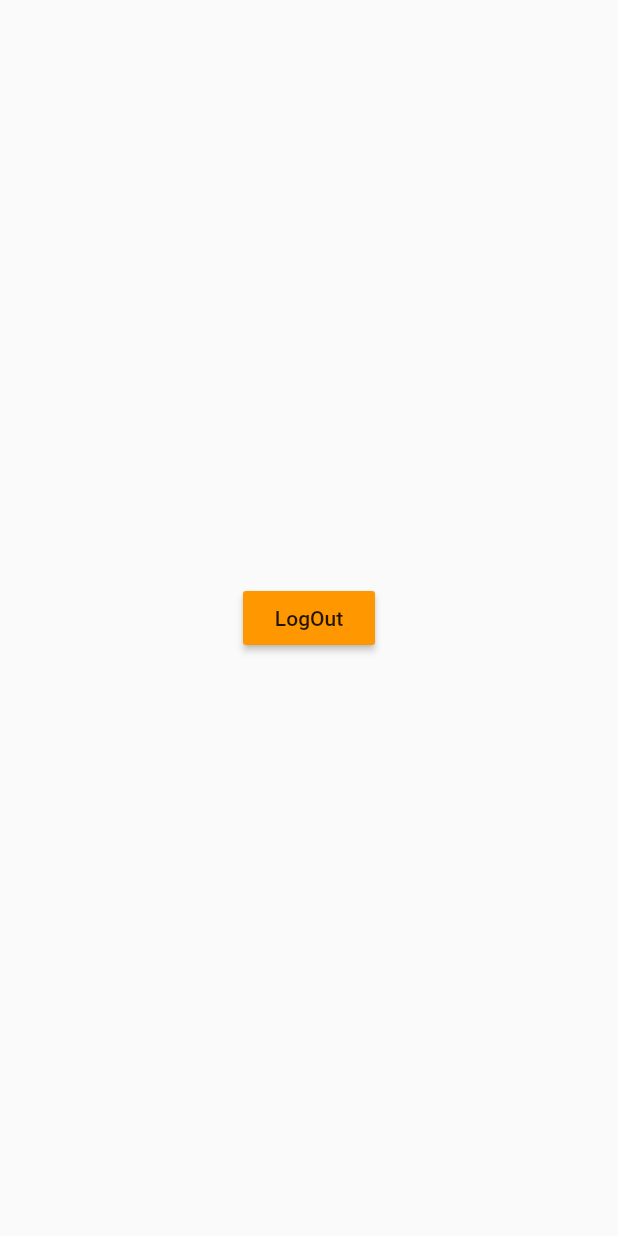
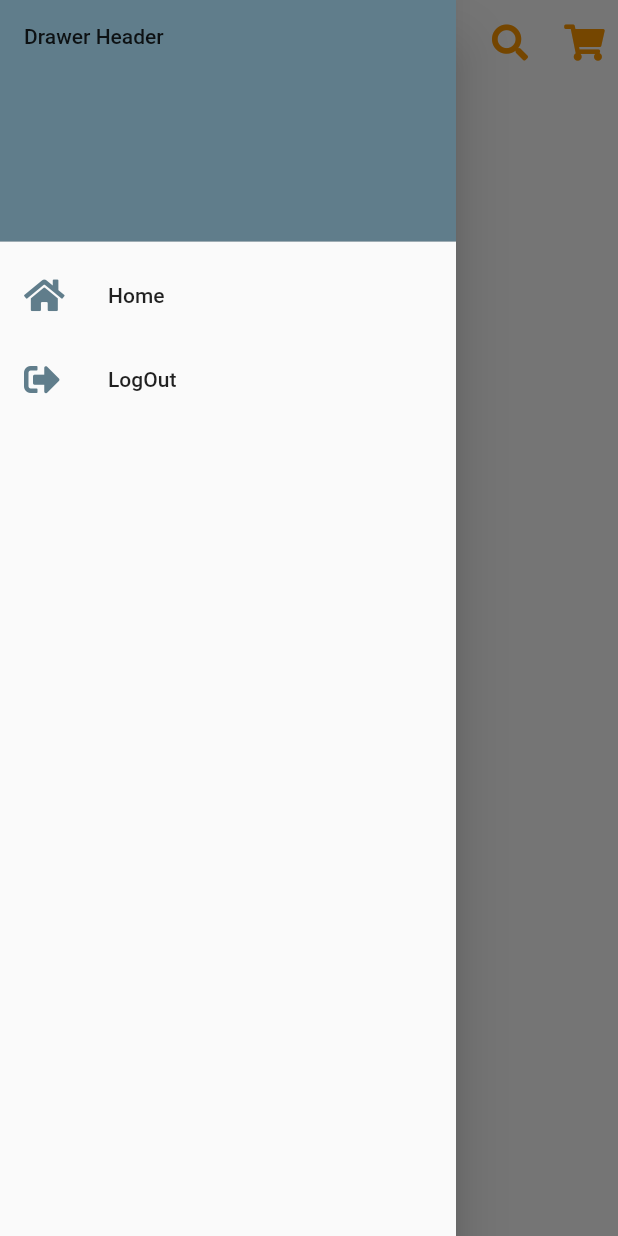
Before and after one commit to TThishanth/EasyBuy, a Flutter app: the HomeScreen screen opened directly, with the side drawer open (before the commit the screen has no drawer), on a phone screen of 412 x 824 dp. Run offline on Flutter 3.47's test engine with Material 2 defaults, Android fonts, the phone set to English and light mode, and no system bars; our stand-ins replace cloud_firestore, firebase_auth, firebase_core, font_awesome_flutter, google_fonts, lottie; accounts and stored records are empty; Roboto replaces fonts that are missing (Galada).

Commit message:
Third Commit

```diff
--- /dev/null
+++ b/lib/screens/admin/admin_home_screen.dart
@@ -0,0 +1,36 @@
+import 'package:eCommerce/screens/auth/auth_screen.dart';
+import 'package:eCommerce/services/auth_services.dart';
+import 'package:flutter/material.dart';
+import 'package:provider/provider.dart';
+
+class AdminHomeScreen extends StatefulWidget {
+  @override
+  _AdminHomeScreenState createState() => _AdminHomeScreenState();
+}
+
+class _AdminHomeScreenState extends State<AdminHomeScreen> {
+  @override
+  Widget build(BuildContext context) {
+    return Scaffold(
+      body: Container(
+        child: Center(
+          child: RaisedButton(
+              child: Text('Admin'),
+              color: Theme.of(context).primaryColor,
+              onPressed: () {
+                Provider.of<Authentication>(context, listen: false)
+                    .signOut()
+                    .whenComplete(
+                      () => Navigator.pushReplacement(
+                        context,
+                        MaterialPageRoute(
+                          builder: (_) => AuthScreen(),
+                        ),
+                      ),
+                    );
+              }),
+        ),
+      ),
+    );
+  }
+}
--- a/lib/screens/auth/auth_screen.dart
+++ b/lib/screens/auth/auth_screen.dart
@@ -134,6 +134,11 @@ class _AuthScreenState extends State<AuthScreen> {
                                 child: TextFormField(
                                   controller: _nameController,
                                   decoration: InputDecoration(
+                                    errorStyle: TextStyle(
+                                      color: Colors.white,
+                                      backgroundColor: Colors.redAccent,
+                                      fontSize: 14.0,
+                                    ),
                                     border: InputBorder.none,
                                     prefixIcon: Padding(
                                       padding: const EdgeInsets.symmetric(
@@ -182,6 +187,11 @@ class _AuthScreenState extends State<AuthScreen> {
                                 textCapitalization: TextCapitalization.none,
                                 enableSuggestions: false,
                                 decoration: InputDecoration(
+                                  errorStyle: TextStyle(
+                                    color: Colors.white,
+                                    backgroundColor: Colors.redAccent,
+                                    fontSize: 14.0,
+                                  ),
                                   border: InputBorder.none,
                                   prefixIcon: Padding(
                                     padding: const EdgeInsets.symmetric(
@@ -226,6 +236,11 @@ class _AuthScreenState extends State<AuthScreen> {
                               child: TextFormField(
                                 controller: _passwordController,
                                 decoration: InputDecoration(
+                                  errorStyle: TextStyle(
+                                    color: Colors.white,
+                                    backgroundColor: Colors.redAccent,
+                                    fontSize: 14.0,
+                                  ),
                                   border: InputBorder.none,
                                   prefixIcon: Padding(
                                     padding: const EdgeInsets.symmetric(
@@ -271,6 +286,11 @@ class _AuthScreenState extends State<AuthScreen> {
                                 child: TextFormField(
                                   controller: _reTypePasswordController,
                                   decoration: InputDecoration(
+                                    errorStyle: TextStyle(
+                                      color: Colors.white,
+                                      backgroundColor: Colors.redAccent,
+                                      fontSize: 14.0,
+                                    ),
                                     border: InputBorder.none,
                                     prefixIcon: Padding(
                                       padding: const EdgeInsets.symmetric(
--- a/lib/screens/home_screen.dart
+++ b/lib/screens/home_screen.dart
@@ -1,7 +1,15 @@
+import 'package:cloud_firestore/cloud_firestore.dart';
+import 'package:eCommerce/screens/admin/admin_home_screen.dart';
 import 'package:eCommerce/screens/auth/auth_screen.dart';
 import 'package:eCommerce/services/auth_services.dart';
+import 'package:eCommerce/widgets/progress_widget.dart';
+import 'package:firebase_auth/firebase_auth.dart';
 import 'package:flutter/material.dart';
+import 'package:font_awesome_flutter/font_awesome_flutter.dart';
+import 'package:google_fonts/google_fonts.dart';
 import 'package:provider/provider.dart';
+
+final usersRef = FirebaseFirestore.instance.collection('users');
 
 class HomeScreen extends StatefulWidget {
   @override
@@ -9,15 +17,35 @@ class HomeScreen extends StatefulWidget {
 }
 
 class _HomeScreenState extends State<HomeScreen> {
-  @override
-  Widget build(BuildContext context) {
-    return Scaffold(
-      body: Container(
-        child: Center(
-          child: RaisedButton(
-              child: Text('LogOut'),
-              color: Theme.of(context).primaryColor,
-              onPressed: () {
+  User currentUser = FirebaseAuth.instance.currentUser;
+
+  /* *************************************************** */
+
+  Drawer drawer() {
+    return Drawer(
+      child: ListView(
+        padding: EdgeInsets.zero,
+        children: <Widget>[
+          DrawerHeader(
+            child: Text('Drawer Header'),
+            decoration: BoxDecoration(
+              color: Theme.of(context).accentColor,
+            ),
+          ),
+          ListTile(
+            leading: Icon(
+              FontAwesomeIcons.home,
+              color: Theme.of(context).accentColor,
+            ),
+            title: Text('Home'),
+          ),
+          ListTile(
+            leading: Icon(
+              FontAwesomeIcons.signOutAlt,
+              color: Theme.of(context).accentColor,
+            ),
+            title: Text('LogOut'),
+            onTap: () {
               Provider.of<Authentication>(context, listen: false)
                   .signOut()
                   .whenComplete(
@@ -28,9 +56,97 @@ class _HomeScreenState extends State<HomeScreen> {
                       ),
                     ),
                   );
-              }),
+            },
+          ),
+        ],
+      ),
+    );
+  }
+
+  AppBar appBar() {
+    return AppBar(
+      backgroundColor: Colors.white,
+      elevation: 0,
+      title: RichText(
+        text: TextSpan(
+          text: 'Easy',
+          style: GoogleFonts.galada(
+            textStyle: TextStyle(
+              fontSize: 30.0,
+              fontWeight: FontWeight.bold,
+              color: Colors.orange,
+            ),
+          ),
+          children: [
+            TextSpan(
+              text: 'Buy',
+              style: TextStyle(
+                fontSize: 30.0,
+                fontWeight: FontWeight.bold,
+                color: Colors.blueGrey,
+              ),
+            ),
+          ],
+        ),
+      ),
+      iconTheme: IconThemeData(
+        color: Theme.of(context).primaryColor,
+      ),
+      actions: [
+        IconButton(
+          icon: Icon(FontAwesomeIcons.search),
+          onPressed: () {},
+        ),
+        IconButton(
+          icon: Icon(FontAwesomeIcons.shoppingCart),
+          onPressed: () {},
+        ),
+      ],
+      centerTitle: true,
+    );
+  }
+
+  SafeArea buildHomePage() {
+    return SafeArea(
+      child: Scaffold(
+        backgroundColor: Colors.white,
+        appBar: appBar(),
+        drawer: drawer(),
+        body: Container(
+          child: Center(
+            child: Text('Home'),
+          ),
         ),
       ),
     );
   }
+
+  /* *************************************************** */
+
+  @override
+  Widget build(BuildContext context) {
+    return StreamBuilder(
+      stream: usersRef.doc(currentUser.uid).snapshots(),
+      builder: (context, snapshot) {
+        if (snapshot.hasError) {
+          return Text('Error: ${snapshot.error}');
         }
+        switch (snapshot.connectionState) {
+          case ConnectionState.waiting:
+            return circularProgress();
+            break;
+          default:
+            return checkRole(snapshot.data);
+        }
+      },
+    );
+  }
+
+  checkRole(DocumentSnapshot snapshot) {
+    if (snapshot.data()['role'] == 'admin') {
+      return AdminHomeScreen();
+    } else {
+      return buildHomePage();
+    }
+  }
+}
```
Lines whose indentation alone changed are shown as unchanged.
